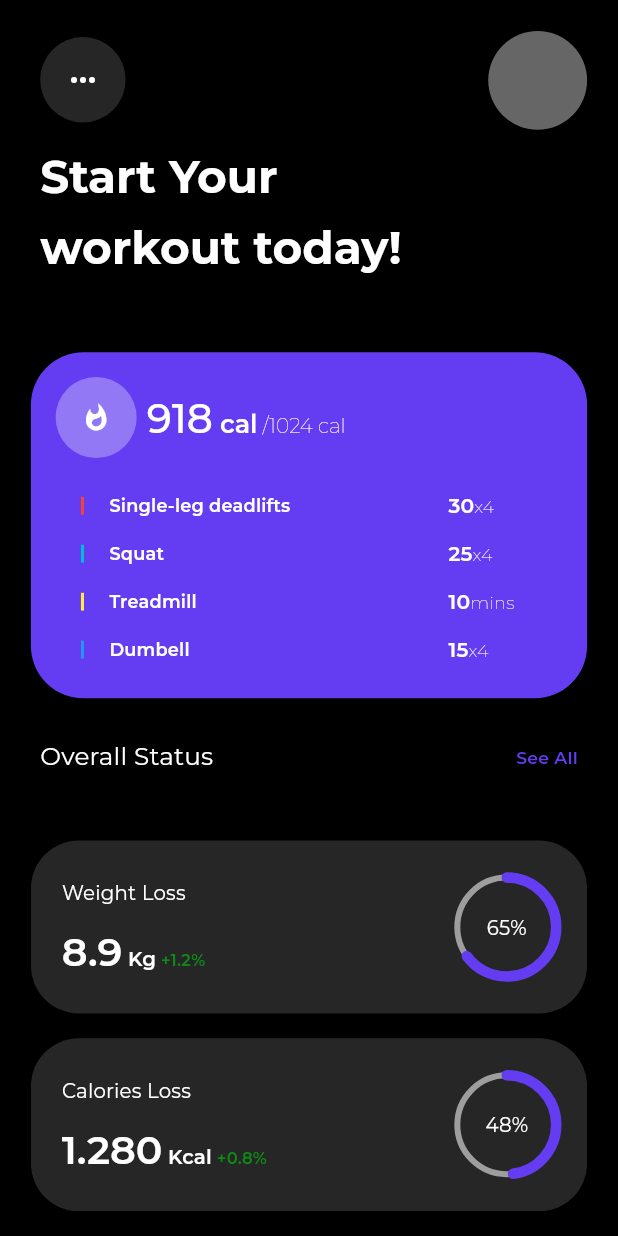
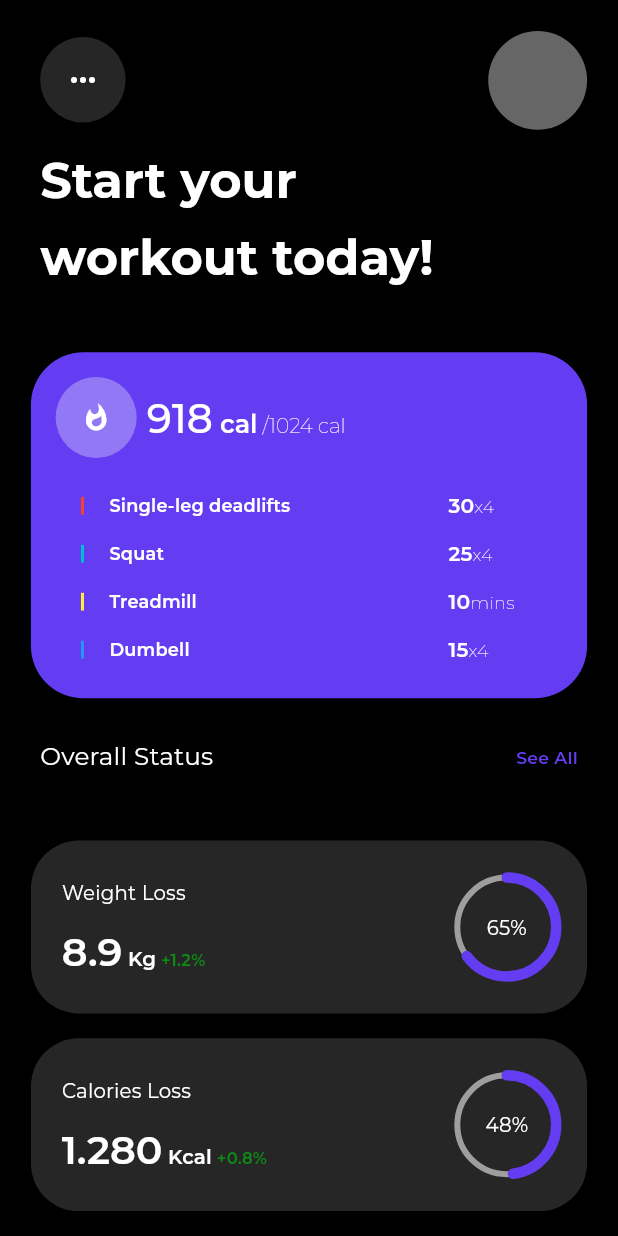
Before and after one commit to bhawesh2002/workout_planner_app_ui, a Flutter app: the screen it shows after launch, on a phone screen of 412 x 824 dp. Run offline on Flutter 3.47's test engine with Material 3 defaults, Android fonts, the phone set to English and light mode, and no system bars; our stand-ins replace google_fonts.

Commit message:
Update headline text style

```diff
--- a/lib/widgets/headline_text.dart
+++ b/lib/widgets/headline_text.dart
@@ -9,21 +9,20 @@ class HeadlineText extends StatelessWidget {
       crossAxisAlignment: CrossAxisAlignment.start,
       children: [
         Text(
-          "Start Your",
-          style: Theme.of(context)
-              .textTheme
-              .headlineMedium
-              ?.copyWith(fontSize: MediaQuery.of(context).size.width * 0.0735),
+          "Start your",
+          style: Theme.of(context).textTheme.headlineMedium?.copyWith(
+                fontSize: MediaQuery.of(context).size.width * 0.08,
+                fontWeight: FontWeight.bold,
+              ),
         ),
         SizedBox(
           height: MediaQuery.of(context).size.height * 0.01,
         ),
         Text(
           "workout today!",
-          style: Theme.of(context)
-              .textTheme
-              .headlineMedium
-              ?.copyWith(fontSize: MediaQuery.of(context).size.width * 0.0735),
+          style: Theme.of(context).textTheme.headlineMedium?.copyWith(
+              fontSize: MediaQuery.of(context).size.width * 0.08,
+              fontWeight: FontWeight.bold),
         ),
       ],
     );
```
